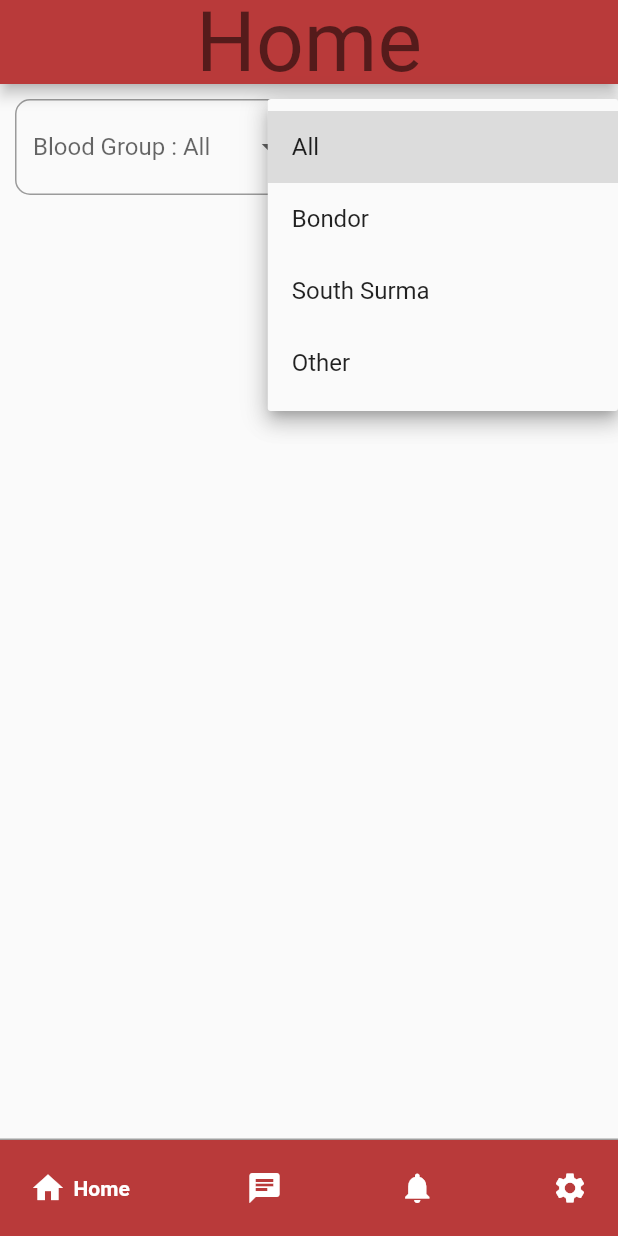
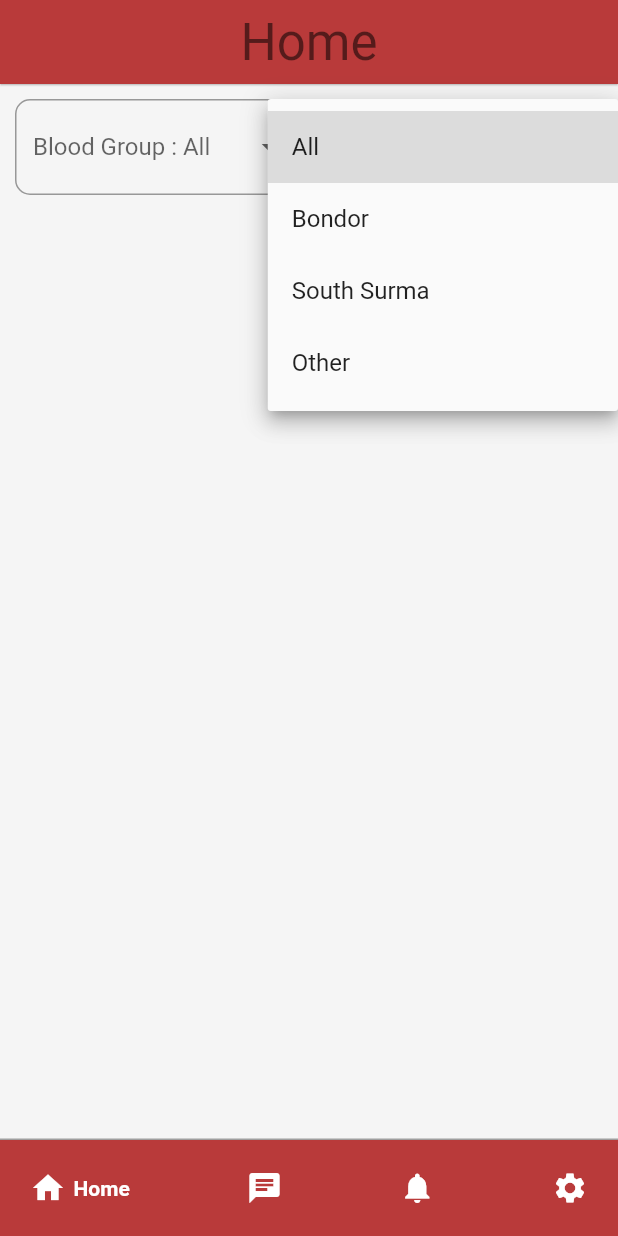
Before and after one commit to toh1n/rokto_bondhu, a Flutter app: the screen it shows once a user with an empty profile is signed in, after a tap on "Area : All", on a phone screen of 412 x 824 dp. Run offline on Flutter 3.47's test engine with Material 2 defaults, Android fonts, the phone set to English and light mode, and no system bars; drawn by our look-alikes of google_nav_bar; our stand-ins replace cloud_firestore, firebase_auth, firebase_core, fluttertoast; accounts and stored records are empty.

Commit message:
Add files via upload

```diff
--- a/lib/main.dart
+++ b/lib/main.dart
@@ -1,7 +1,6 @@
 import 'package:complete_advanced_flutter/firebase_options.dart';
 import 'package:firebase_core/firebase_core.dart';
 import 'package:flutter/material.dart';
-
 import 'app/app.dart';
 
 void main() async {
--- a/lib/presentation/login/auth.dart
+++ b/lib/presentation/login/auth.dart
@@ -1,5 +1,5 @@
+import 'package:complete_advanced_flutter/presentation/login/is_phone_verified.dart';
 import 'package:complete_advanced_flutter/presentation/login/login.dart';
-import 'package:complete_advanced_flutter/presentation/main/main_view.dart';
 import 'package:firebase_auth/firebase_auth.dart';
 import 'package:flutter/material.dart';
 
@@ -13,7 +13,7 @@ class Auth extends StatelessWidget {
         stream: FirebaseAuth.instance.authStateChanges(),
         builder: (context, snapshot) {
           if (snapshot.hasData) {
-            return MainView();
+            return IsEmailVerified();
           } else {
             return LoginView();
           }
--- /dev/null
+++ b/lib/presentation/login/is_phone_verified.dart
@@ -0,0 +1,42 @@
+import 'package:complete_advanced_flutter/presentation/main/main_view.dart';
+import 'package:complete_advanced_flutter/presentation/register/email_verify.dart';
+import 'package:firebase_auth/firebase_auth.dart';
+import 'package:flutter/material.dart';
+
+class IsEmailVerified extends StatefulWidget {
+  const IsEmailVerified({Key? key}) : super(key: key);
+
+  @override
+  State<IsEmailVerified> createState() => _IsEmailVerifiedState();
+}
+
+class _IsEmailVerifiedState extends State<IsEmailVerified> {
+  User? _user;
+  @override
+  void initState() {
+    super.initState();
+    _user = FirebaseAuth.instance.currentUser;
+    _user?.reload();
+  }
+
+  @override
+  Widget build(BuildContext context) {
+    if (_user == null) {
+      return Center(child: CircularProgressIndicator());
+    } else {
+      return StreamBuilder<User?>(
+          stream: FirebaseAuth.instance.authStateChanges(),
+          builder: (context, snapshot) {
+            if (snapshot.connectionState == ConnectionState.active) {
+              User? user = snapshot.data;
+              if (user != null && user.emailVerified) {
+                return MainView();
+              }else{
+                return EmailVerify();
+              }
+            }
+            return Center(child: CircularProgressIndicator());
+          });
+    }
+  }
+}
--- a/lib/presentation/login/login.dart
+++ b/lib/presentation/login/login.dart
@@ -105,7 +105,6 @@ class _LoginViewState extends State<LoginView> {
             child: Column(
               mainAxisAlignment: MainAxisAlignment.center,
               children: [
-                // const SizedBox(height: 50),
                 // // logo
                 Container(
                   padding: EdgeInsets.all(20),
--- a/lib/presentation/main/home_page.dart
+++ b/lib/presentation/main/home_page.dart
@@ -1,10 +1,8 @@
 import 'dart:async';
 
 import 'package:firebase_auth/firebase_auth.dart';
-import 'package:firebase_core/firebase_core.dart';
 import 'package:flutter/material.dart';
 import 'package:url_launcher/url_launcher.dart';
-import 'package:url_launcher/url_launcher_string.dart';
 import 'package:cloud_firestore/cloud_firestore.dart';
 
 class HomePage extends StatefulWidget {
@@ -18,30 +16,36 @@ class _HomePageState extends State<HomePage> {
   final bloodGroupController = TextEditingController();
   final areaController = TextEditingController();
   final donorRef = FirebaseFirestore.instance.collection('donors');
-  var stream;
 
-
-  bool filter = true;
+  bool onlyArea = false;
+  bool onlyBloodGroup = false;
 
 
   @override
   Widget build(BuildContext context) {
+    final filter;
+    final specificAreaOnly = FirebaseFirestore.instance.collection('donors').where("area", isEqualTo: areaController.text).snapshots();
+    final specificBloodGroup = FirebaseFirestore.instance.collection('donors').where("bloodGroup", isEqualTo: bloodGroupController.text).snapshots();
+    final specificBloodGroupAndArea = donorRef.where('bloodGroup', isEqualTo: bloodGroupController.text).where('area', isEqualTo: areaController.text).snapshots();
+    final all = FirebaseFirestore.instance.collection('donors').where("bloodGroup", isGreaterThan: "").snapshots();
 
+    if(!onlyArea && onlyBloodGroup)
+      {
+         filter = specificBloodGroup;
+      }
+    else if(onlyArea && !onlyBloodGroup)
+      {
+        filter = specificAreaOnly;
+      }
+    else if(onlyArea && onlyBloodGroup)
+      {
+        filter = specificBloodGroupAndArea;
+      }
+    else
+      {
+        filter = all;
+      }
 
-    //  filterControlloer()
-    // {
-    //   final specificAreaOnly = FirebaseFirestore.instance.collection('donors').where("area", isEqualTo: areaController.text).snapshots();
-    //   final specificBloodGroup = FirebaseFirestore.instance.collection('donors').where("bloodGroup", isEqualTo: bloodGroupController.text).snapshots();
-    //   final specificBloodGroupAndArea = donorRef.where('bloodGroup', isEqualTo: bloodGroupController.text).where('area', isEqualTo: areaController.text).snapshots();
-    //   final all = FirebaseFirestore.instance.collection('donors').where("bloodGroup", isGreaterThan: "").snapshots();
-    //   // if(filter)
-    //   //   {
-    //   //     stream = specificAreaOnly;
-    //   //     return stream;
-    //   //   }
-    //   stream = all;
-    //   return stream;
-    // }
 
     return ListView(
       children: [
@@ -58,12 +62,11 @@ class _HomePageState extends State<HomePage> {
                     setState(() {
                       if(val == "All")
                         {
-                          filter = true;
+                          onlyBloodGroup = false;
                         }
                       else{
-                        filter = false;
+                        onlyBloodGroup = true;
                       }
-                      filter = false;
                       bloodGroupController.text = val!;
                     });
                   },
@@ -72,9 +75,7 @@ class _HomePageState extends State<HomePage> {
                     borderRadius: BorderRadius.circular(10.0),
                   )),
                   onTap: () {
-                    setState(() {
-                      bloodGroupController.clear();
-                    });
+                    setState(() {});
                   },
                   hint: Text("Blood Group : All"),
                   items: [
@@ -127,18 +128,16 @@ class _HomePageState extends State<HomePage> {
                     setState(() {
                       if(val == "All")
                       {
-                        filter = true;
+                        onlyArea = false;
                       }
                       else{
-                        filter = false;
+                        onlyArea = true;
                       }
                       areaController.text = val!;
                     });
                   },
                   onTap: () {
-                    setState(() {
-                      areaController.clear();
-                    });
+                    setState(() {});
                   },
                   decoration: InputDecoration(
                       border: OutlineInputBorder(
@@ -170,11 +169,13 @@ class _HomePageState extends State<HomePage> {
         ),
         SizedBox(
           child: StreamBuilder(
-            // stream: stream,
-            stream: filter ? donorRef.where("bloodGroup", isGreaterThan: "").snapshots()
-                : donorRef.where('bloodGroup', isEqualTo: bloodGroupController.text)
-                .where('area', isEqualTo: areaController.text)
-                .snapshots(),
+
+            stream: filter,
+
+            // stream: filter ? donorRef.where("bloodGroup", isGreaterThan: "").snapshots()
+            //     : donorRef.where('bloodGroup', isEqualTo: bloodGroupController.text)
+            //     .where('area', isEqualTo: areaController.text)
+            //     .snapshots(),
             builder: (context, AsyncSnapshot snapshot) {
               if (!snapshot.hasData) {
                 return circularLoading();
@@ -237,11 +238,19 @@ class ShowDonors extends StatelessWidget {
   @override
   Widget build(BuildContext context) {
     return Card(
-      elevation: 2.0,
+      elevation: 1.0,
       child: Container(
-        decoration: BoxDecoration(borderRadius: BorderRadius.circular(50.0)),
+        decoration: BoxDecoration(
+            borderRadius: BorderRadius.circular(0),
+          color: Colors.grey[200],
+        ),
         padding: EdgeInsets.only(bottom: 10.0),
+        child: Container(
           child: Row(
+            mainAxisAlignment: MainAxisAlignment.spaceBetween,
+            children: [
+              Row(
+                mainAxisAlignment: MainAxisAlignment.start,
                 children: [
                   Padding(
                     padding: const EdgeInsets.all(5.0),
@@ -323,10 +332,12 @@ class ShowDonors extends StatelessWidget {
                       ],
                     ),
                   ),
-            Container(
 
+                ],
+              ),
+              Padding(
+                padding: const EdgeInsets.fromLTRB(0, 0, 5, 0),
                 child: Row(
-                mainAxisAlignment: MainAxisAlignment.spaceEvenly,
                   children: [
                     InkWell(
                       onTap: () {
@@ -337,6 +348,7 @@ class ShowDonors extends StatelessWidget {
                         color: Color.fromARGB(255, 185, 58, 58),
                       ),
                     ),
+                    Padding(padding: EdgeInsets.all(5)),
                     InkWell(
                       onTap: () {
                         _sendSMS(phoneNumber);
@@ -348,8 +360,10 @@ class ShowDonors extends StatelessWidget {
                     ),
                   ],
                 ),
+              )
+
+            ],
           ),
-          ],
         ),
       ),
     );
--- a/lib/presentation/main/main_view.dart
+++ b/lib/presentation/main/main_view.dart
@@ -1,4 +1,3 @@
-import 'package:firebase_auth/firebase_auth.dart';
 import 'package:flutter/material.dart';
 import '../resources/color_manager.dart';
 import '../resources/strings_manager.dart';
@@ -32,16 +31,16 @@ class _MainViewState extends State<MainView> {
   var _title = AppStrings.home;
   var _currentIndex = 0;
 
-
-
   @override
   Widget build(BuildContext context) {
     return Scaffold(
+      backgroundColor: Colors.grey[100],
       appBar: AppBar(
+        elevation: 0.5,
         backgroundColor: Color.fromARGB(255, 185, 58, 58),
         title: Text(
           _title,
-          style: Theme.of(context).textTheme.displayMedium,
+          style: Theme.of(context).textTheme.headlineMedium,
         ),
         centerTitle: true,
       ),
--- a/lib/presentation/register/email_verify.dart
+++ b/lib/presentation/register/email_verify.dart
@@ -1,7 +1,5 @@
 import 'dart:io';
 
-import 'package:complete_advanced_flutter/presentation/login/login.dart';
-import 'package:complete_advanced_flutter/presentation/main/main_view.dart';
 import 'package:flutter/material.dart';
 
 import '../resources/color_manager.dart';
@@ -53,9 +51,7 @@ class _EmailVerifyState extends State<EmailVerify> {
             ),
           ),
         ],
-        )
-
-      ),
+      )),
     );
   }
 }
--- a/lib/presentation/resources/theme_manager.dart
+++ b/lib/presentation/resources/theme_manager.dart
@@ -43,11 +43,15 @@ ThemeData getApplicationTheme() {
 
       // Text theme
       textTheme: TextTheme(
+          // ignore: deprecated_member_use
           headline1: getSemiBoldStyle(
               color: ColorManager.darkGrey, fontSize: FontSize.s16),
+          // ignore: deprecated_member_use
           subtitle1: getMediumStyle(
               color: ColorManager.lightGrey, fontSize: FontSize.s14),
+          // ignore: deprecated_member_use
           caption: getRegularStyle(color: ColorManager.grey1),
+          // ignore: deprecated_member_use
           bodyText1: getRegularStyle(color: ColorManager.grey)),
       // input decoration theme (text form field)
 
--- a/pubspec.yaml
+++ b/pubspec.yaml
@@ -34,8 +34,7 @@ dependencies:
 dev_dependencies:
   flutter_test:
     sdk: flutter
-  retrofit_generator: ^2.0.1
-  build_runner: ^2.1.4
+
 
 
 
```
Also changed, not shown: lib/model/donor.dart (+15 -10 lines), lib/presentation/main/settings_page.dart (+22 -13 lines), lib/presentation/register/register.dart (+137 -57 lines), pubspec.lock, 1 other file. Lines whose indentation alone changed are shown as unchanged.
